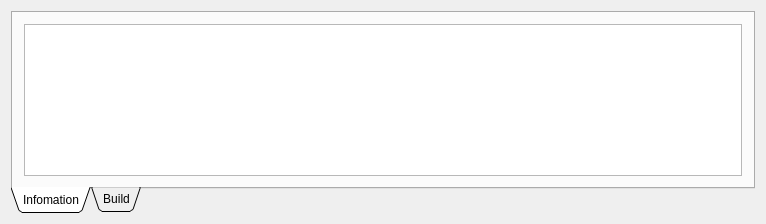
lythm/ld3d, file dev/src/GameStudio/form_log.ui: the form before one commit.
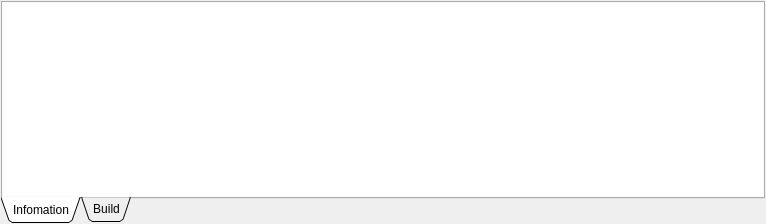
The form after the commit.

Diff of the .ui file:
```diff
--- a/dev/src/GameStudio/form_log.ui
+++ b/dev/src/GameStudio/form_log.ui
@@ -14,6 +14,21 @@
    <string>Form_Log</string>
   </property>
   <layout class="QGridLayout" name="gridLayout">
+   <property name="leftMargin">
+    <number>1</number>
+   </property>
+   <property name="topMargin">
+    <number>1</number>
+   </property>
+   <property name="rightMargin">
+    <number>1</number>
+   </property>
+   <property name="bottomMargin">
+    <number>1</number>
+   </property>
+   <property name="spacing">
+    <number>1</number>
+   </property>
    <item row="0" column="0">
     <widget class="QTabWidget" name="tabWidget">
      <property name="tabPosition">
@@ -25,13 +40,37 @@
      <property name="currentIndex">
       <number>0</number>
      </property>
+     <property name="elideMode">
+      <enum>Qt::ElideNone</enum>
+     </property>
      <widget class="QWidget" name="tabInfo">
       <attribute name="title">
        <string>Infomation</string>
       </attribute>
       <layout class="QGridLayout" name="gridLayout_2">
+       <property name="leftMargin">
+        <number>1</number>
+       </property>
+       <property name="topMargin">
+        <number>1</number>
+       </property>
+       <property name="rightMargin">
+        <number>1</number>
+       </property>
+       <property name="bottomMargin">
+        <number>1</number>
+       </property>
+       <property name="spacing">
+        <number>1</number>
+       </property>
        <item row="0" column="0">
         <widget class="QPlainTextEdit" name="textInfo">
+         <property name="frameShape">
+          <enum>QFrame::NoFrame</enum>
+         </property>
+         <property name="frameShadow">
+          <enum>QFrame::Plain</enum>
+         </property>
          <property name="readOnly">
           <bool>true</bool>
          </property>
```
Left out of the diff: 21 changed lines with no effect on the pictures.
